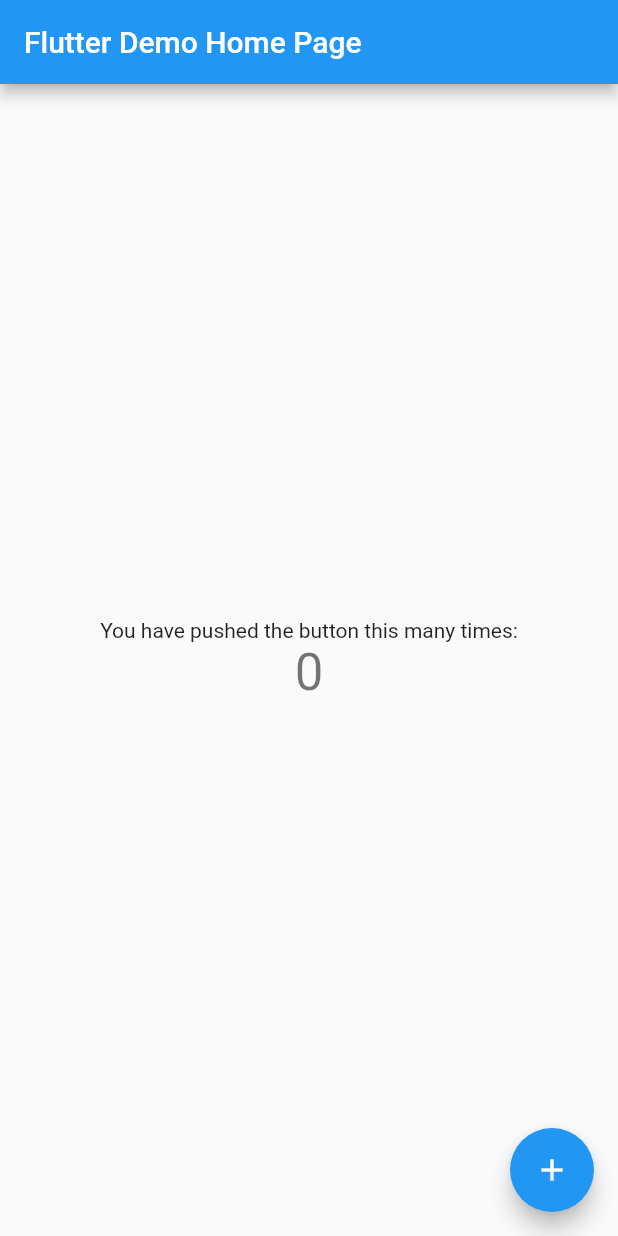
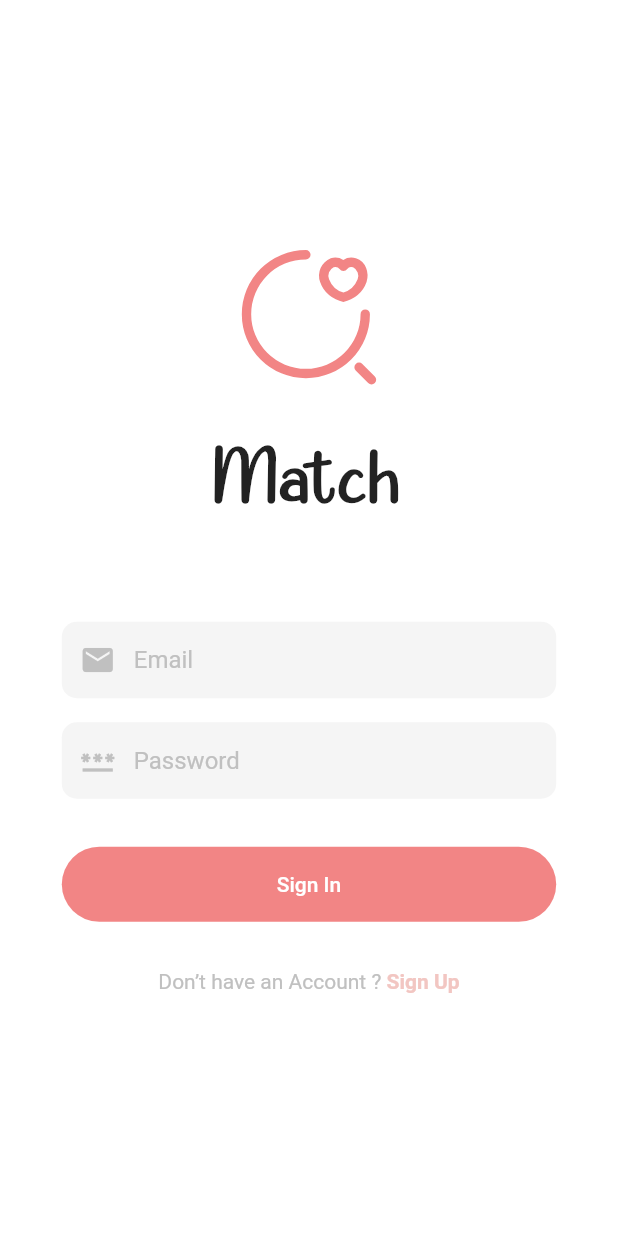
Before and after one commit to 6156-superstainsocket/match_frontend, a Flutter app: the screen it shows after launch, on a phone screen of 412 x 824 dp. Run offline on Flutter 3.47's test engine with Material 2 defaults, Android fonts, the phone set to English and light mode, and no system bars; our stand-ins replace flutter_svg.

Commit message:
add login/register pages

```diff
--- /dev/null
+++ b/lib/constants.dart
@@ -0,0 +1,14 @@
+import 'package:flutter/material.dart';
+
+const pinkColor = Color(0xFFF2C6C2);
+const pinkLightColor = Color(0xFFF2E8DF);
+const pinkHeavyColor = Color(0xFFF28585);
+const orangeColor = Color(0xFFF2B263);
+const greenColor = Color(0xFF86A69D);
+const greyColor = Color(0xFFC0C0C0);
+const greyBackground = Color(0xFFF5F5F5);
+
+const logoTitleFont = TextStyle(fontSize: 30, fontWeight: FontWeight.bold, fontFamily: 'Cute');
+
+const double defaultPadding = 16.0;
+const border = BorderRadius.all(Radius.circular(10.0));
--- a/lib/main.dart
+++ b/lib/main.dart
@@ -1,4 +1,6 @@
+import 'package:demo/constants.dart';
 import 'package:flutter/material.dart';
+import 'package:demo/src/pages/login/login.dart';
 
 void main() {
   runApp(const MyApp());
@@ -22,94 +24,33 @@
         // or simply save your changes to "hot reload" in a Flutter IDE).
         // Notice that the counter didn't reset back to zero; the application
         // is not restarted.
-        primarySwatch: Colors.blue,
+        scaffoldBackgroundColor: Colors.white,
+        primaryColor: pinkHeavyColor,
+        inputDecorationTheme: const InputDecorationTheme(
+          filled: true,
+          fillColor: greyBackground,
+          iconColor: pinkColor,
+          hintStyle: TextStyle(color: greyColor),
+          prefixIconColor: greyColor,
+          contentPadding: EdgeInsets.symmetric(
+              horizontal: defaultPadding, vertical: defaultPadding),
+          border: OutlineInputBorder(
+            borderRadius: border,
+            borderSide: BorderSide.none,
+          ),
+        ),
+        elevatedButtonTheme: ElevatedButtonThemeData(
+            style: ElevatedButton.styleFrom(
+              elevation: 0,
+              backgroundColor: pinkHeavyColor,
+              shape: const StadiumBorder(),
+              maximumSize: const Size(double.infinity, 50),
+              minimumSize: const Size(double.infinity, 50),
+            ),
+          ),
       ),
-      home: const MyHomePage(title: 'Flutter Demo Home Page'),
+
+      home: const Login(),
     );
   }
 }
-
-class MyHomePage extends StatefulWidget {
-  const MyHomePage({super.key, required this.title});
-
-  // This widget is the home page of your application. It is stateful, meaning
-  // that it has a State object (defined below) that contains fields that affect
-  // how it looks.
-
-  // This class is the configuration for the state. It holds the values (in this
-  // case the title) provided by the parent (in this case the App widget) and
-  // used by the build method of the State. Fields in a Widget subclass are
-  // always marked "final".
-
-  final String title;
-
-  @override
-  State<MyHomePage> createState() => _MyHomePageState();
-}
-
-class _MyHomePageState extends State<MyHomePage> {
-  int _counter = 0;
-
-  void _incrementCounter() {
-    setState(() {
-      // This call to setState tells the Flutter framework that something has
-      // changed in this State, which causes it to rerun the build method below
-      // so that the display can reflect the updated values. If we changed
-      // _counter without calling setState(), then the build method would not be
-      // called again, and so nothing would appear to happen.
-      _counter++;
-    });
-  }
-
-  @override
-  Widget build(BuildContext context) {
-    // This method is rerun every time setState is called, for instance as done
-    // by the _incrementCounter method above.
-    //
-    // The Flutter framework has been optimized to make rerunning build methods
-    // fast, so that you can just rebuild anything that needs updating rather
-    // than having to individually change instances of widgets.
-    return Scaffold(
-      appBar: AppBar(
-        // Here we take the value from the MyHomePage object that was created by
-        // the App.build method, and use it to set our appbar title.
-        title: Text(widget.title),
-      ),
-      body: Center(
-        // Center is a layout widget. It takes a single child and positions it
-        // in the middle of the parent.
-        child: Column(
-          // Column is also a layout widget. It takes a list of children and
-          // arranges them vertically. By default, it sizes itself to fit its
-          // children horizontally, and tries to be as tall as its parent.
-          //
-          // Invoke "debug painting" (press "p" in the console, choose the
-          // "Toggle Debug Paint" action from the Flutter Inspector in Android
-          // Studio, or the "Toggle Debug Paint" command in Visual Studio Code)
-          // to see the wireframe for each widget.
-          //
-          // Column has various properties to control how it sizes itself and
-          // how it positions its children. Here we use mainAxisAlignment to
-          // center the children vertically; the main axis here is the vertical
-          // axis because Columns are vertical (the cross axis would be
-          // horizontal).
-          mainAxisAlignment: MainAxisAlignment.center,
-          children: <Widget>[
-            const Text(
-              'You have pushed the button this many times:',
-            ),
-            Text(
-              '$_counter',
-              style: Theme.of(context).textTheme.headline4,
-            ),
-          ],
-        ),
-      ),
-      floatingActionButton: FloatingActionButton(
-        onPressed: _incrementCounter,
-        tooltip: 'Increment',
-        child: const Icon(Icons.add),
-      ), // This trailing comma makes auto-formatting nicer for build methods.
-    );
-  }
-}
--- /dev/null
+++ b/lib/src/pages/login/components/login_form.dart
@@ -0,0 +1,60 @@
+import 'package:flutter/material.dart';
+import 'package:demo/constants.dart';
+import 'package:demo/src/pages/utils/have_account.dart';
+import 'package:demo/src/pages/register/register.dart';
+
+class LoginForm extends StatelessWidget {
+  const LoginForm({Key? key}) : super(key: key);
+
+  @override
+  Widget build(BuildContext context) {
+    return Form(child: Column(children: [
+      TextFormField(
+        keyboardType: TextInputType.emailAddress,
+        textInputAction: TextInputAction.next,
+        cursorColor: pinkHeavyColor,
+        onSaved: (email) {},
+        decoration: const InputDecoration(
+          hintText: "Email",
+          prefixIcon: Icon(Icons.email),
+        ),
+      ),
+      const SizedBox(height: defaultPadding),
+      TextFormField(
+        textInputAction: TextInputAction.done,
+        obscureText: true,
+        cursorColor: pinkHeavyColor,
+        onSaved: (password) {},
+        decoration: const InputDecoration(
+          hintText: "Password",
+          prefixIcon: Icon(Icons.password),
+        ),
+      ),
+      const SizedBox(height: defaultPadding),
+      Padding(
+        padding: const EdgeInsets.symmetric(vertical: defaultPadding),
+        child: ElevatedButton(
+          onPressed: () {
+            // Validate will return true if the form is valid, or false if
+            // the form is invalid.
+            // if (_formKey.currentState!.validate()) {
+            //   // Process data.
+            // }
+          },
+          child: const Text('Sign In'),
+        ),
+      ),
+      const SizedBox(height: defaultPadding),
+      AlreadyHaveAnAccountCheck(press: () {
+        Navigator.push(
+          context,
+          MaterialPageRoute(
+            builder: (context) {
+              return const SignUp();
+            },
+          ),
+        );
+      })
+    ],));
+  }
+}
--- /dev/null
+++ b/lib/src/pages/login/login.dart
@@ -0,0 +1,41 @@
+import 'package:flutter/material.dart';
+import 'package:demo/src/pages/utils/center_background.dart';
+import 'components/login_form.dart';
+import 'package:demo/src/pages/utils/logo.dart';
+import 'package:demo/constants.dart';
+
+class Login extends StatelessWidget {
+  const Login({Key? key}) : super(key: key);
+
+  @override
+  Widget build(BuildContext context) {
+    return CenterBackground(
+      child: SingleChildScrollView(
+        child: Column(
+          mainAxisAlignment: MainAxisAlignment.center,
+          children: <Widget>[
+            const Logo(),
+            const Padding(
+              padding: EdgeInsets.symmetric(vertical: defaultPadding),
+              child: Text(
+                'Match',
+                style: logoTitleFont,
+              ),
+            ),
+            const SizedBox(height: 3 * defaultPadding),
+            Row(
+              children: const [
+                Spacer(),
+                Expanded(
+                  flex: 8,
+                  child: LoginForm(),
+                ),
+                Spacer(),
+              ],
+            ),
+          ],
+        ),
+      )
+    );
+  }
+}
--- /dev/null
+++ b/lib/src/pages/utils/center_background.dart
@@ -0,0 +1,26 @@
+import 'package:flutter/material.dart';
+
+class CenterBackground extends StatelessWidget {
+  final Widget child;
+  const CenterBackground({
+    Key? key,
+    required this.child,
+  }) : super(key: key);
+
+  @override
+  Widget build(BuildContext context) {
+    return Scaffold(
+      resizeToAvoidBottomInset: false,
+      body: SizedBox(
+        width: double.infinity,
+        height: MediaQuery.of(context).size.height,
+        child: Stack(
+          alignment: Alignment.center,
+          children: <Widget>[
+            SafeArea(child: child),
+          ],
+        ),
+      ),
+    );
+  }
+}
--- /dev/null
+++ b/lib/src/pages/utils/have_account.dart
@@ -0,0 +1,35 @@
+import 'package:flutter/material.dart';
+import 'package:demo/constants.dart';
+
+class AlreadyHaveAnAccountCheck extends StatelessWidget {
+  final bool login;
+  final Function? press;
+  const AlreadyHaveAnAccountCheck({
+    Key? key,
+    this.login = true,
+    required this.press,
+  }) : super(key: key);
+
+  @override
+  Widget build(BuildContext context) {
+    return Row(
+      mainAxisAlignment: MainAxisAlignment.center,
+      children: <Widget>[
+        Text(
+          login ? "Don’t have an Account ? " : "Already have an Account ? ",
+          style: const TextStyle(color: greyColor),
+        ),
+        GestureDetector(
+          onTap: press as void Function()?,
+          child: Text(
+            login ? "Sign Up" : "Sign In",
+            style: const TextStyle(
+              color: pinkColor,
+              fontWeight: FontWeight.bold,
+            ),
+          ),
+        )
+      ],
+    );
+  }
+}
--- /dev/null
+++ b/lib/src/pages/utils/logo.dart
@@ -0,0 +1,24 @@
+import 'package:flutter/material.dart';
+import 'package:flutter_svg/flutter_svg.dart';
+
+class Logo extends StatelessWidget {
+  const Logo({Key? key}) : super(key: key);
+  @override
+  Widget build(BuildContext context) {
+    return Row(
+      children: [
+        const Spacer(),
+        Expanded(
+          flex: 8,
+          child: SvgPicture.asset(
+            "assets/svgs/logo.svg",
+            height: 100,
+            width: 100,
+            fit: BoxFit.scaleDown,
+          )
+        ),
+        const Spacer(),
+      ],
+    );
+  }
+}
```
Also changed, not shown: lib/responsive.dart (added, +36 -0 lines), lib/src/pages/register/components/register_form.dart (added, +72 -0 lines), lib/src/pages/register/register.dart (added, +41 -0 lines), pubspec.yaml (+9 -10 lines), assets/fonts/Cute.ttf (added), assets/svgs/logo.svg (added).
